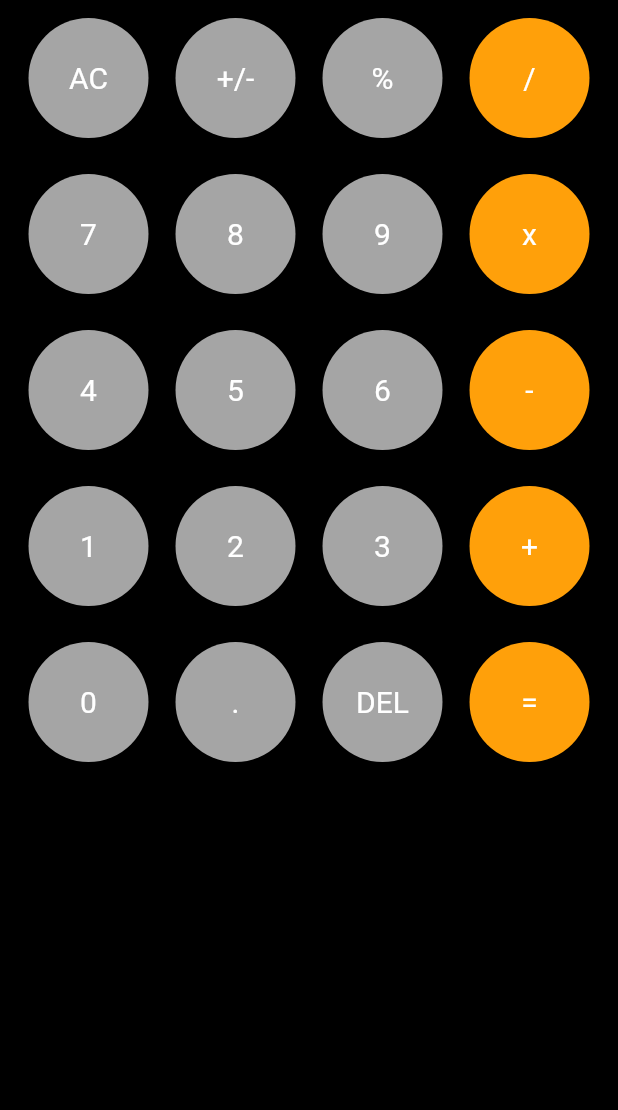
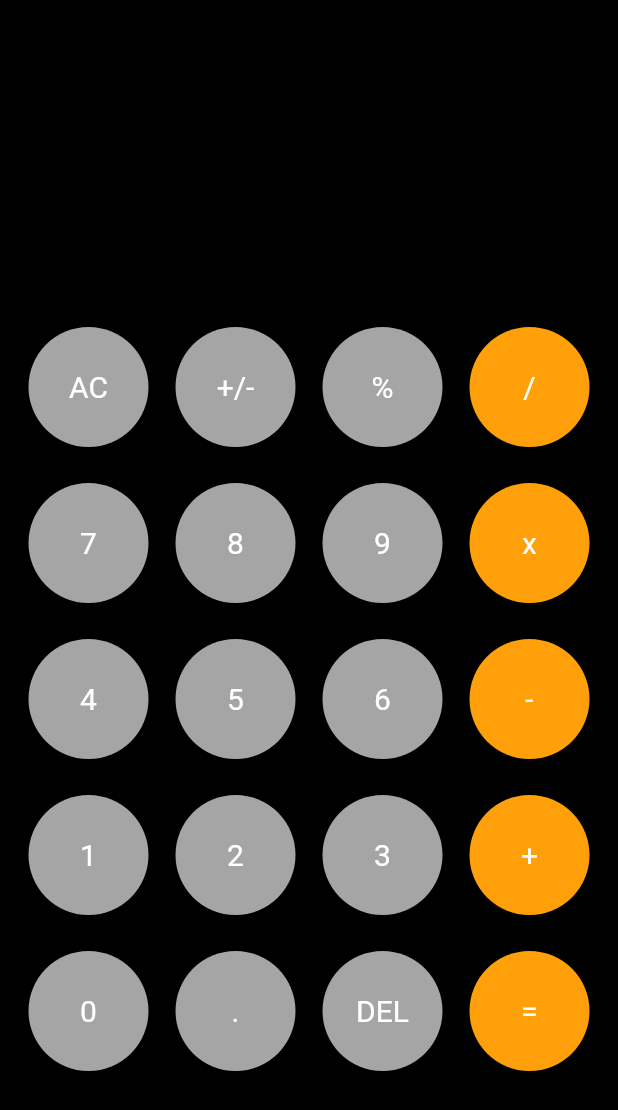
Before and after one commit to atik-sabuj/easy_calculator, a Flutter app: the screen it shows after launch, on a phone screen of 412 x 824 dp. Shown: the top 1110 px of the screen. Run offline on Flutter 3.47's test engine with Material 2 defaults, Android fonts, the phone set to English and light mode, and no system bars.

Commit message:
Calculator UI and Components #4

```diff
--- a/lib/home_page.dart
+++ b/lib/home_page.dart
@@ -25,6 +25,18 @@ class _HomePageState extends State<HomePage> {
           child: Column(
             children: [
               Expanded(
+                child: Padding(
+                  padding: const EdgeInsets.symmetric(vertical: 20,),
+                  child: Column(
+                    children: [
+                      Text(userInput.toString(),style: headingTextStyle3,),
+                      Text(userInput.toString(),style: headingTextStyle3,),
+                    ],
+                  ),
+                ),
+              ),
+              Expanded(
+                flex: 3,
                 child: Column(
                   children: [
                     Row(
```
